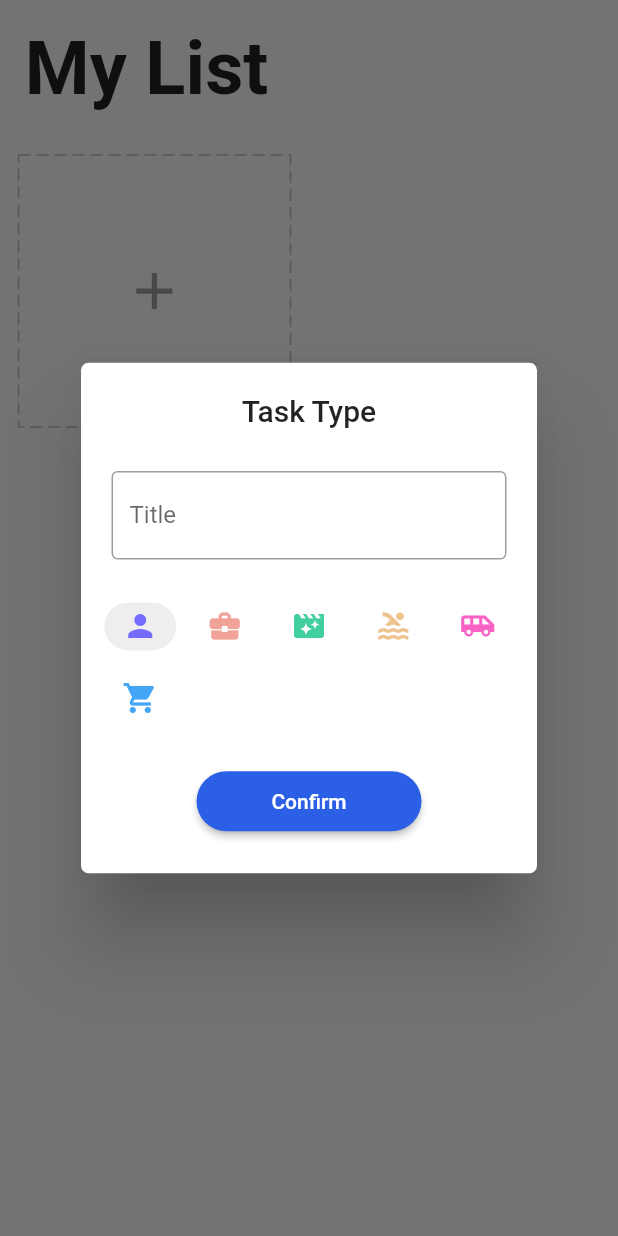
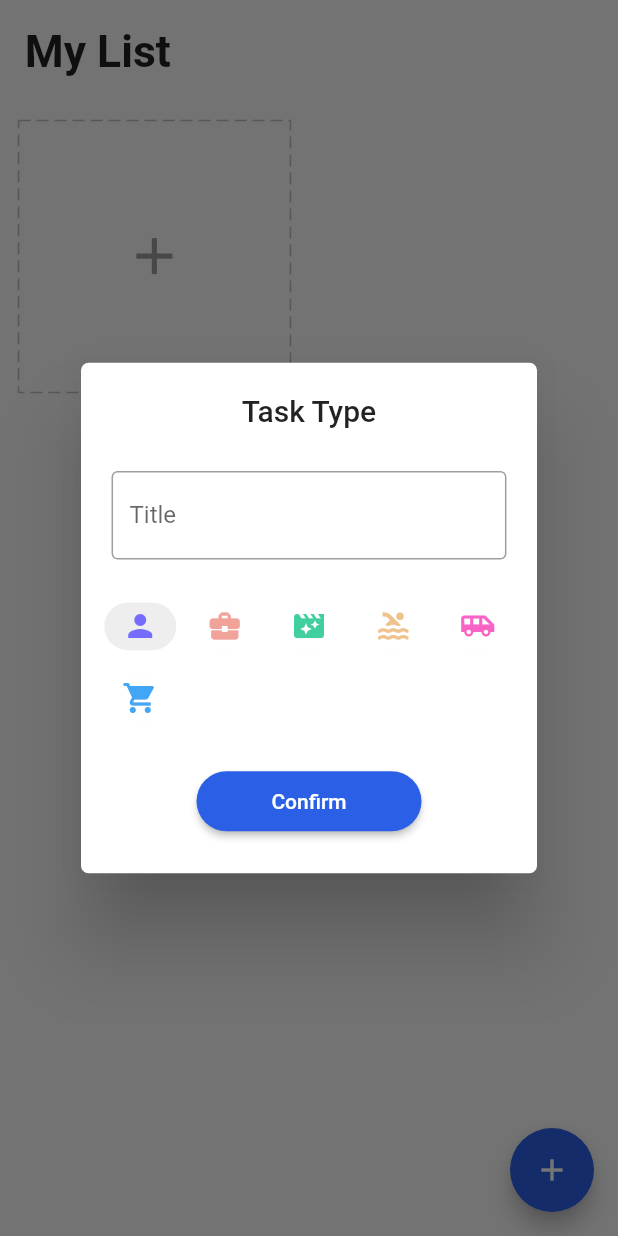
Before and after one commit to omerbasarozguven/flutter_getx_todoapp, a Flutter app: the screen it shows after launch, after a tap on the "add" icon, on a phone screen of 412 x 824 dp. Run offline on Flutter 3.47's test engine with Material 2 defaults, Android fonts, the light colour scheme and no system bars; drawn by our look-alikes of dotted_border; our stand-ins replace equatable, flutter_easyloading, get, get_storage, step_progress_indicator.

Commit message:
tutorial part 3 completed

```diff
--- a/lib/app/modules/home/view.dart
+++ b/lib/app/modules/home/view.dart
@@ -1,8 +1,11 @@
 import 'package:flutter/material.dart';
+import 'package:flutter_easyloading/flutter_easyloading.dart';
 import 'package:flutter_getx_todoapp/app/core/utils/extensions.dart';
+import 'package:flutter_getx_todoapp/app/core/values/colors.dart';
 import 'package:flutter_getx_todoapp/app/data/models/task.dart';
 import 'package:flutter_getx_todoapp/app/modules/home/controller.dart';
 import 'package:flutter_getx_todoapp/app/modules/home/widgets/add_card.dart';
+import 'package:flutter_getx_todoapp/app/modules/home/widgets/add_dialog.dart';
 import 'package:flutter_getx_todoapp/app/modules/home/widgets/task_card.dart';
 import 'package:get/get.dart';
 
@@ -20,7 +23,7 @@ class HomePage extends GetView<HomeController> {
               child: Text(
                 'My List',
                 style: TextStyle(
-                  fontSize: 4.0.sp,
+                  fontSize: 2.4.sp,
                   fontWeight: FontWeight.bold,
                 ),
               ),
@@ -32,7 +35,20 @@ class HomePage extends GetView<HomeController> {
                 physics: const ClampingScrollPhysics(),
                 children: [
                   ...controller.tasks
-                      .map((element) => TaskCard(task: element))
+                      .map(
+                        (element) => LongPressDraggable(
+                          feedback: Opacity(
+                            opacity: 0.8,
+                            child: TaskCard(task: element),
+                          ),
+                          onDragStarted: () => controller.changeDeleting(true),
+                          onDraggableCanceled: (_, __) =>
+                              controller.changeDeleting(false),
+                          onDragEnd: (_) => controller.changeDeleting(false),
+                          data: element,
+                          child: TaskCard(task: element),
+                        ),
+                      )
                       .toList(),
                   AddCard(),
                 ],
@@ -41,6 +57,24 @@ class HomePage extends GetView<HomeController> {
           ],
         ),
       ),
+      floatingActionButton: DragTarget<Task>(
+        builder: (_, __, ___) {
+          return Obx(
+            () => FloatingActionButton(
+              backgroundColor: controller.deleting.value ? Colors.red : blue,
+              onPressed: () => Get.to(
+                () => AddDialog(),
+                transition: Transition.downToUp,
+              ),
+              child: Icon(controller.deleting.value ? Icons.delete : Icons.add),
+            ),
+          );
+        },
+        onAccept: (Task task) {
+          controller.deleteTask(task);
+          EasyLoading.showSuccess('Usengec pezevenk');
+        },
+      ),
     );
   }
 }
--- a/lib/app/modules/home/widgets/task_card.dart
+++ b/lib/app/modules/home/widgets/task_card.dart
@@ -64,13 +64,10 @@ class TaskCard extends StatelessWidget {
                   task.title,
                   style: TextStyle(
                     fontWeight: FontWeight.bold,
-                    fontSize: 2.0.sp,
+                    fontSize: 1.2.sp,
                   ),
                   overflow: TextOverflow.ellipsis,
                 ),
-                // SizedBox(
-                //   height: 2.0.wp,
-                // ),
                 Text(
                   '${task.todos?.length ?? 0} Task',
                   style: const TextStyle(
```
Also changed, not shown: lib/app/modules/home/controller.dart (+35 -0 lines), lib/app/modules/home/widgets/add_dialog.dart (added, +163 -0 lines).
